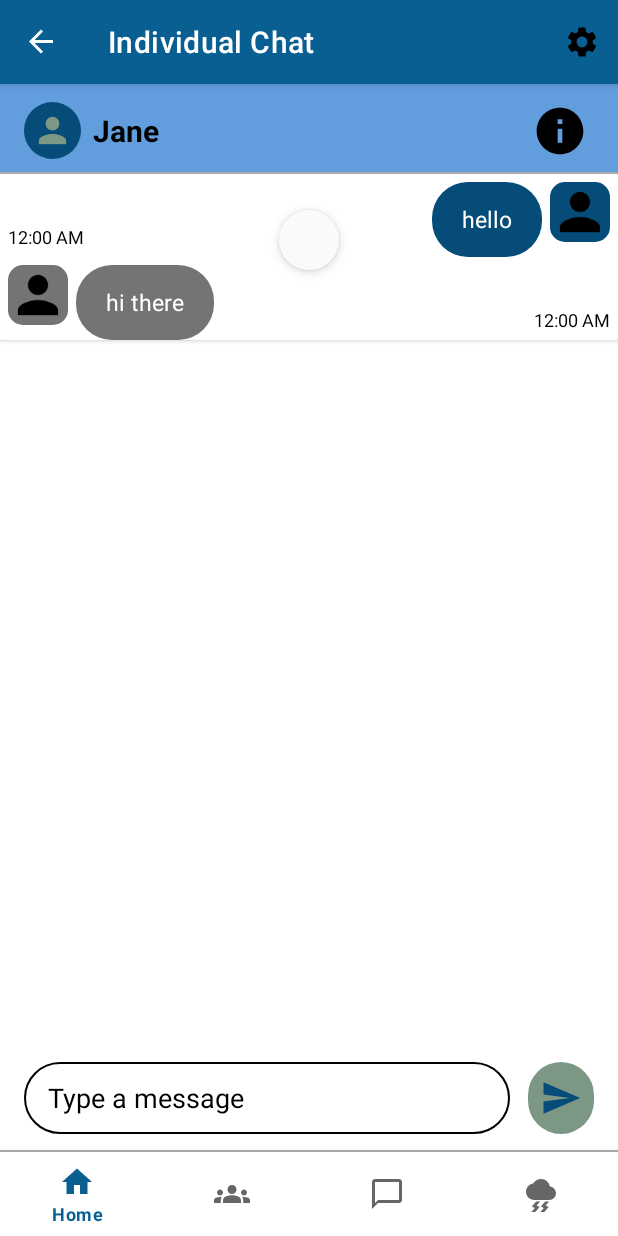
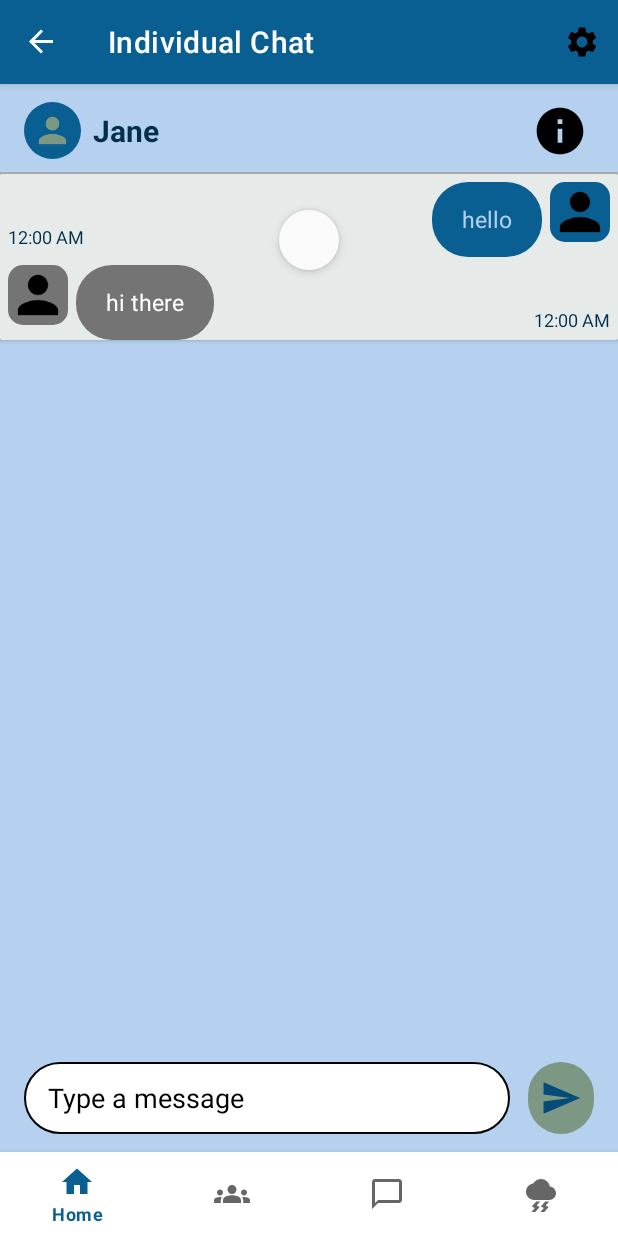
Before and after one commit to AmtojKaur/Group4_Project, an Android app: the ChatListFragment screen opened through its navigation route, after a tap on an icon or button, on a phone screen of 412 x 824 dp. Run offline under Robolectric (Android 15) with nearby library versions, the phone set to English and light mode, and no system bars; our stand-ins replace navigation-ui.

Commit message:
more UI color changes to make it uniform

```diff
--- a/app/src/main/res/layout/fragment_chat_list.xml
+++ b/app/src/main/res/layout/fragment_chat_list.xml
@@ -5,7 +5,8 @@
     android:id="@+id/layout_root"
     android:layout_width="match_parent"
     android:layout_height="match_parent"
-    android:background="@drawable/rectangle">
+    android:background="@drawable/rectangle"
+    android:backgroundTint="@color/color_yellow8">
 
     <android.widget.SearchView
         android:id="@+id/searchview_bar"
@@ -23,6 +24,7 @@
         android:layout_height="0dp"
         android:layout_margin="5dp"
         android:orientation="vertical"
+        android:background="@drawable/rounded_rectangle_outlined_blue8_10dp"
         app:layoutManager="LinearLayoutManager"
         app:layout_constraintBottom_toBottomOf="parent"
         app:layout_constraintEnd_toEndOf="parent"
--- a/app/src/main/res/layout/fragment_individual_chat_card.xml
+++ b/app/src/main/res/layout/fragment_individual_chat_card.xml
@@ -11,7 +11,8 @@
         android:layout_height="match_parent"
         android:background="@drawable/rectangle"
         app:layout_constraintBottom_toTopOf="parent"
-        app:layout_constraintTop_toTopOf="parent">
+        app:layout_constraintTop_toTopOf="parent"
+        android:backgroundTint="@color/color_green8">
 
         <androidx.appcompat.widget.AppCompatImageView
             android:id="@+id/image_sender"
@@ -20,7 +21,7 @@
             android:layout_marginTop="5dp"
             android:layout_marginEnd="5dp"
             android:background="@drawable/rounded_rectangle_10dp"
-            android:backgroundTint="@color/color_blue4"
+            android:backgroundTint="@color/color_blue5"
             android:src="@drawable/ic_profile_black_24dp"
             app:layout_constraintEnd_toEndOf="parent"
             app:layout_constraintTop_toTopOf="parent" />
@@ -31,7 +32,7 @@
             android:layout_height="0dp"
             android:layout_margin="5dp"
             android:background="@drawable/rounded_rectangle_24dp"
-            android:backgroundTint="@color/color_blue4"
+            android:backgroundTint="@color/color_blue5"
             android:gravity="center|start"
             android:maxWidth="300dp"
             android:minHeight="50dp"
@@ -40,7 +41,7 @@
             android:paddingEnd="20dp"
             android:paddingBottom="5dp"
             android:text="hello"
-            android:textColor="@color/white"
+            android:textColor="@color/color_blue8"
             android:textSize="15sp"
             app:layout_constraintEnd_toStartOf="@id/image_sender"
             app:layout_constraintTop_toTopOf="@id/layout_inner"
@@ -53,7 +54,7 @@
             android:layout_margin="5dp"
             android:gravity="center"
             android:text="12:00 AM"
-            android:textColor="@color/black"
+            android:textColor="@color/color_blue2"
             android:textSize="12sp"
             app:layout_constraintBottom_toBottomOf="@id/message_sender"
             app:layout_constraintStart_toStartOf="parent"
@@ -98,7 +99,7 @@
             android:layout_margin="5dp"
             android:gravity="center"
             android:text="12:00 AM"
-            android:textColor="@color/black"
+            android:textColor="@color/color_blue2"
             android:textSize="12sp"
             app:layout_constraintBottom_toBottomOf="@id/message_receiver"
             app:layout_constraintEnd_toEndOf="parent"
--- a/app/src/main/res/layout/fragment_individual_chat_list.xml
+++ b/app/src/main/res/layout/fragment_individual_chat_list.xml
@@ -5,14 +5,15 @@
     android:id="@+id/layout_root"
     android:layout_width="match_parent"
     android:layout_height="match_parent"
-    tools:context=".ui.chat.individual.IndividualChatFragment" >
+    tools:context=".ui.chat.individual.IndividualChatFragment"
+    android:background="@color/color_blue8" >
 
     <View
         android:id="@+id/view_background"
         android:layout_width="match_parent"
         android:layout_height="0dp"
         android:background="@drawable/rectangle"
-        android:backgroundTint="@color/color_blue6"
+        android:backgroundTint="@color/color_blue8"
         app:layout_constraintBottom_toTopOf="@id/view_separate_line"
         app:layout_constraintTop_toTopOf="parent" />
 
@@ -23,7 +24,7 @@
         android:layout_marginStart="16dp"
         android:layout_marginTop="12dp"
         android:background="@drawable/rounded_rectangle_24dp"
-        android:backgroundTint="@color/color_blue4"
+        android:backgroundTint="@color/color_blue5"
         android:padding="5dp"
         android:src="@drawable/ic_profile_black_24dp"
         android:tint="@color/color_green5"
@@ -59,7 +60,7 @@
         android:fontFamily="sans-serif"
         android:maxLines="1"
         android:textAlignment="textStart"
-        android:textColor="@color/black"
+        android:textColor="@color/color_blue2"
         android:textSize="20sp"
         android:textStyle="bold"
         app:layout_constraintBottom_toBottomOf="@id/img_profile"
```
Also changed, not shown: app/src/main/res/layout/fragment_chat_card.xml (+5 -5 lines), app/src/main/res/layout/fragment_connections_card.xml (+4 -4 lines), app/src/main/res/layout/fragment_connections_list.xml (+6 -5 lines).
